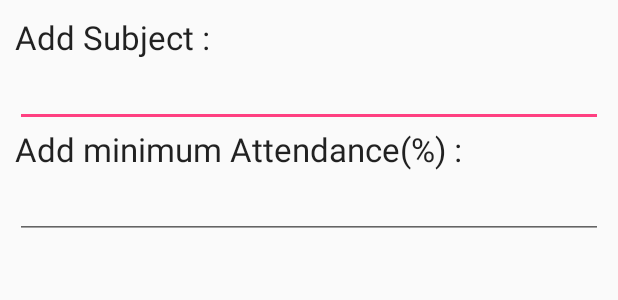
After one commit to Cyber-Labs/attendance-manager-app-1, an Android app: the layout dialog.xml on its own in the app's theme, with its tools: preview values and no code run, on a phone screen of 412 x 824 dp. The commit adds this screen. Shown: the top 300 px of the screen. Run offline under Robolectric (Android 15) with nearby library versions, the phone set to English and light mode, and no system bars.

Commit message:
auto refresh, back dialog added, percentage fix to accept only 2 digit numbers, overlap issue solved
auto refresh, back dialog added, percentage fix to accept only 2 digit numbers, overlap issue solved

```diff
--- a/app/src/main/java/com/example/roshni/attendance/AddSubject.java
+++ b/app/src/main/java/com/example/roshni/attendance/AddSubject.java
@@ -26,6 +26,7 @@ public class AddSubject extends AppCompatActivity
     public void ADDSUBJECT(View view)
     {
         String subject_name=e1.getText().toString();
+
         String subject_minimum=e2.getText().toString();
         long insertdata= mmyDb.insertData(subject_name,subject_minimum);
         if(insertdata==-1)
@@ -34,5 +35,9 @@ public class AddSubject extends AppCompatActivity
             Toast.makeText(AddSubject.this,"Successful",Toast.LENGTH_SHORT).show();
         e1.setText("");
         e2.setText("");
+        Intent i= new Intent(this,MainActivity.class);
+        startActivity(i);
+
     }
+
 }
--- /dev/null
+++ b/app/src/main/res/layout/dialog.xml
@@ -0,0 +1,35 @@
+<?xml version="1.0" encoding="utf-8"?>
+<LinearLayout xmlns:android="http://schemas.android.com/apk/res/android"
+    android:id="@+id/layout_root"
+    android:layout_width="fill_parent"
+    android:layout_height="fill_parent"
+    android:orientation="vertical"
+    android:padding="10dp" >
+
+    <TextView
+        android:id="@+id/textView1"
+        android:layout_width="wrap_content"
+        android:layout_height="wrap_content"
+        android:text="Add Subject : "
+        android:textAppearance="?android:attr/textAppearanceLarge" />
+
+    <EditText
+        android:id="@+id/SubjectInput"
+        android:layout_width="match_parent"
+        android:layout_height="wrap_content" />
+
+    <TextView
+        android:id="@+id/textView2"
+        android:layout_width="wrap_content"
+        android:layout_height="wrap_content"
+        android:text="Add minimum Attendance(%) : "
+        android:textAppearance="?android:attr/textAppearanceLarge" />
+    <EditText
+        android:id="@+id/percentageInput"
+        android:layout_width="match_parent"
+        android:layout_height="wrap_content"
+        >
+
+    </EditText>
+
+</LinearLayout>
--- a/app/src/main/res/layout/list_layout.xml
+++ b/app/src/main/res/layout/list_layout.xml
@@ -1,7 +1,8 @@
 <?xml version="1.0" encoding="utf-8"?>
 <RelativeLayout xmlns:android="http://schemas.android.com/apk/res/android"
     android:layout_width="match_parent"
-    android:layout_height="match_parent">
+    android:layout_height="match_parent"
+    >
 
     <TextView
         android:id="@+id/subject_name"
```
Also changed, not shown: app/src/main/java/com/example/roshni/attendance/MainActivity.java (+25 -0 lines), app/src/main/res/layout/activity_main.xml (+8 -4 lines), app/src/main/res/layout/add_subject.xml (+11 -3 lines).
